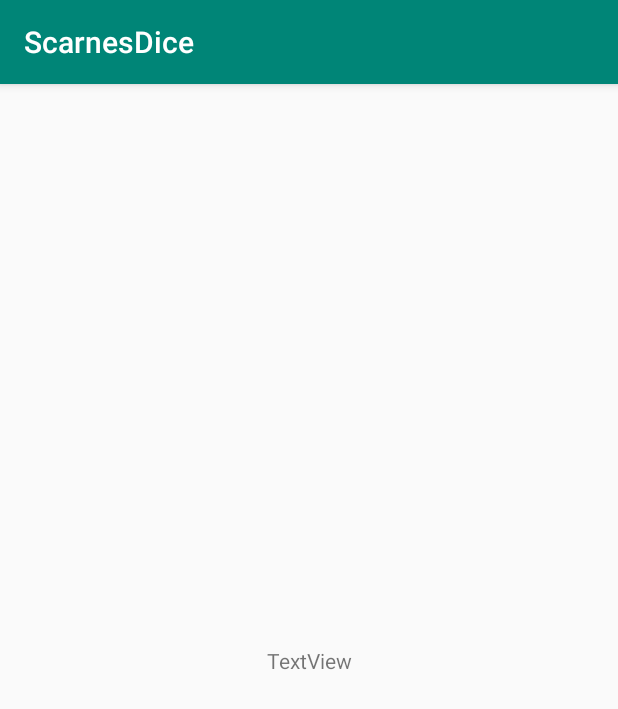
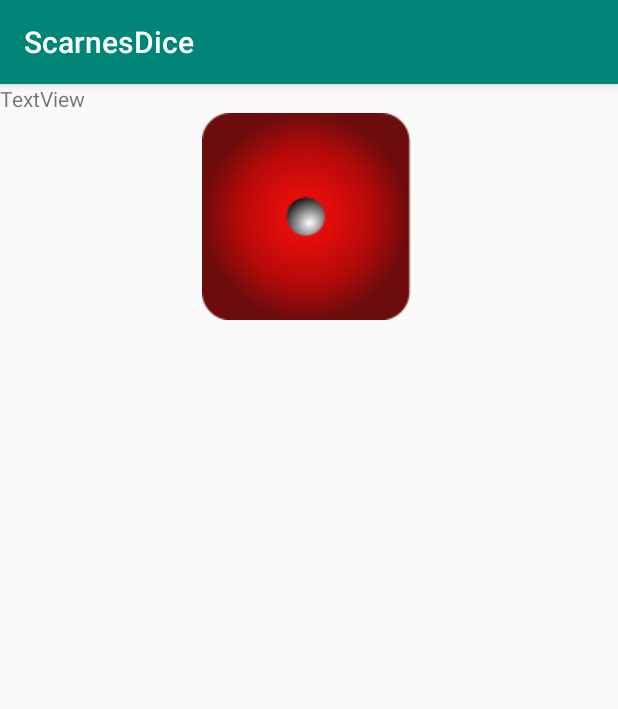
Before and after one commit to KayTate/KT_OA_DM_ScarnesDice, an Android app: the screen it shows after launch (MainActivity), on a phone screen of 412 x 824 dp. Shown: the top 709 px of the screen. Run offline under Robolectric (Android 15) with nearby library versions, the phone set to English and light mode, and no system bars.

Commit message:
Started UI

```diff
--- a/app/src/main/res/layout/activity_main.xml
+++ b/app/src/main/res/layout/activity_main.xml
@@ -6,14 +6,23 @@
     android:layout_height="match_parent"
     tools:context=".MainActivity">
 
-    <TextView
-        android:id="@+id/textView"
-        android:layout_width="wrap_content"
-        android:layout_height="wrap_content"
-        android:text="TextView"
-        app:layout_constraintBottom_toBottomOf="parent"
-        app:layout_constraintEnd_toEndOf="parent"
-        app:layout_constraintStart_toStartOf="parent"
-        app:layout_constraintTop_toTopOf="parent" />
+    <LinearLayout
+        android:layout_width="409dp"
+        android:layout_height="729dp"
+        android:orientation="vertical"
+        tools:layout_editor_absoluteX="1dp"
+        tools:layout_editor_absoluteY="1dp">
 
+        <TextView
+            android:id="@+id/textView"
+            android:layout_width="match_parent"
+            android:layout_height="wrap_content"
+            android:text="TextView" />
+
+        <ImageView
+            android:id="@+id/imageView3"
+            android:layout_width="match_parent"
+            android:layout_height="wrap_content"
+            app:srcCompat="@drawable/dice1" />
+    </LinearLayout>
 </androidx.constraintlayout.widget.ConstraintLayout>
--- /dev/null
+++ b/app/src/main/res/layout/activity_main_lin.xml
@@ -0,0 +1,4 @@
+<?xml version="1.0" encoding="utf-8"?>
+<font-family xmlns:android="http://schemas.android.com/apk/res/android">
+
+</font-family>
--- a/app/src/main/res/values/strings.xml
+++ b/app/src/main/res/values/strings.xml
@@ -1,3 +1,6 @@
 <resources>
     <string name="app_name">ScarnesDice</string>
+    <string name="roll_text">Roll</string>
+    <string name="hold_text">Hold</string>
+    <string name="reset_text">Reset</string>
 </resources>
```
Also changed, not shown: app/src/main/res/layout/activity_main_linear.xml (added, +46 -0 lines).
